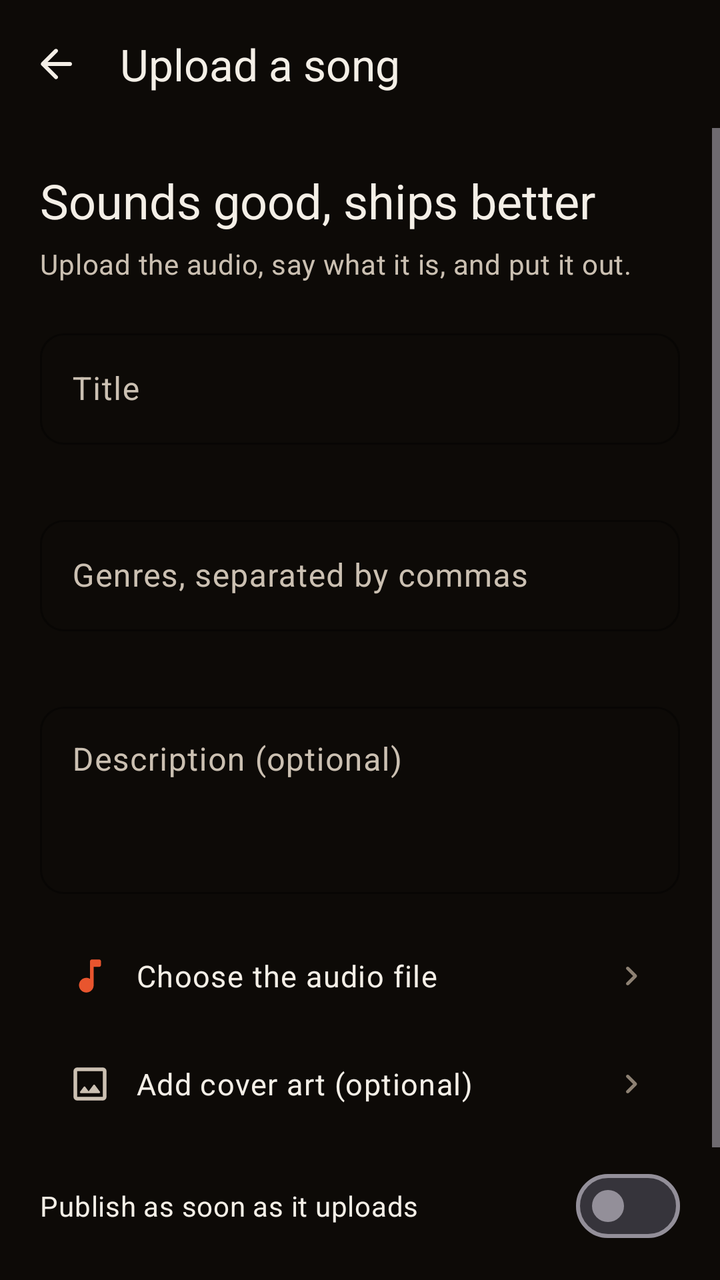
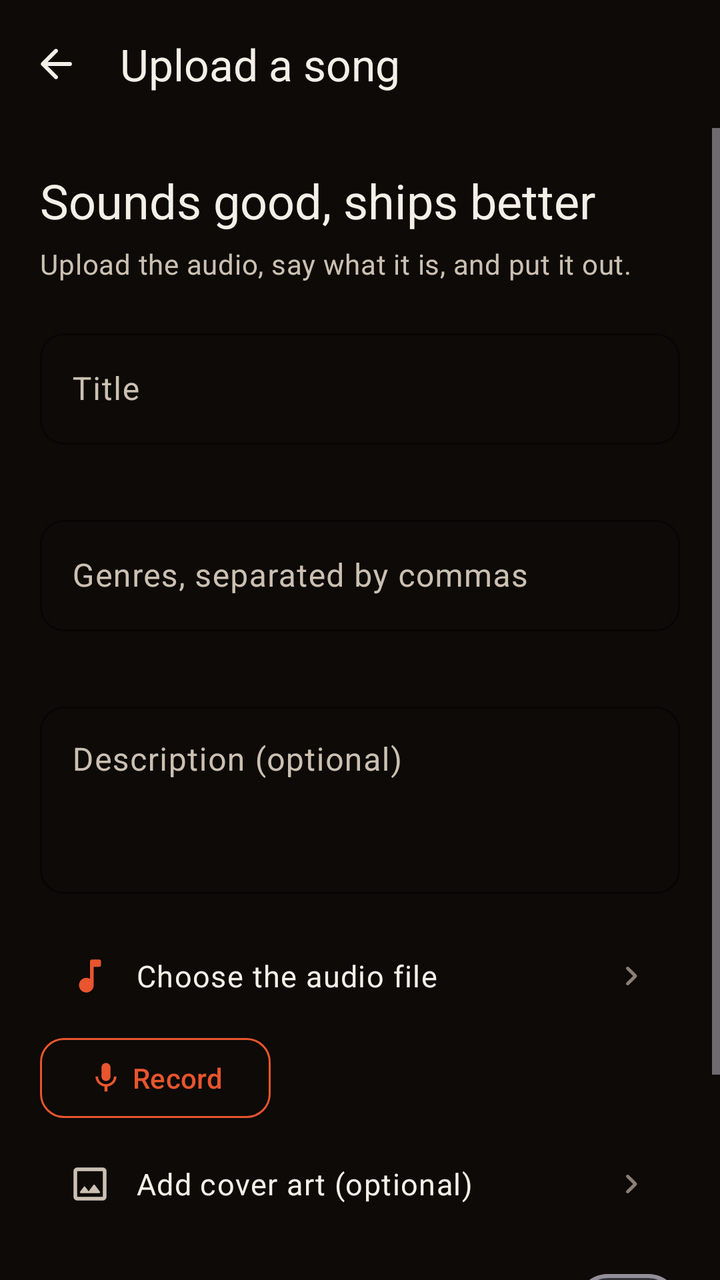

Two renders of the same Android screen: before a commit and after it. Below are the layout's source before the change and the commit's diff.
<!-- AndroidManifest.xml: activity theme Theme.Oru -->
<!-- res/layout/activity_upload.xml -->
<?xml version="1.0" encoding="utf-8"?>
<androidx.coordinatorlayout.widget.CoordinatorLayout
    xmlns:android="http://schemas.android.com/apk/res/android"
    xmlns:app="http://schemas.android.com/apk/res-auto"
    android:layout_width="match_parent"
    android:layout_height="match_parent"
    android:background="@color/paper_deep">

    <com.google.android.material.appbar.AppBarLayout
        android:layout_width="match_parent"
        android:layout_height="wrap_content"
        android:background="@color/paper_deep">

        <com.google.android.material.appbar.MaterialToolbar
            android:id="@+id/toolbar"
            android:layout_width="match_parent"
            android:layout_height="?attr/actionBarSize"
            app:navigationIcon="@drawable/ic_arrow_left"
            app:navigationIconTint="@color/ink"
            app:title="Upload a song"
            app:titleTextColor="@color/ink" />

    </com.google.android.material.appbar.AppBarLayout>

    <ScrollView
        android:layout_width="match_parent"
        android:layout_height="match_parent"
        android:fillViewport="true"
        app:layout_behavior="@string/appbar_scrolling_view_behavior">

        <LinearLayout
            android:layout_width="match_parent"
            android:layout_height="wrap_content"
            android:orientation="vertical"
            android:padding="20dp">

            <TextView
                android:layout_width="match_parent"
                android:layout_height="wrap_content"
                android:text="Sounds good, ships better"
                android:textAppearance="@style/TextAppearance.Oru.Headline"
                android:textColor="@color/ink" />

            <TextView
                android:layout_width="match_parent"
                android:layout_height="wrap_content"
                android:layout_marginTop="6dp"
                android:text="Upload the audio, say what it is, and put it out."
                android:textAppearance="@style/TextAppearance.Oru.BodySoft"
                android:textColor="@color/ink_soft" />

            <com.google.android.material.textfield.TextInputLayout
                android:id="@+id/titleLayout"
                style="@style/Widget.Oru.TextInputLayout"
                android:layout_width="match_parent"
                android:layout_height="wrap_content"
                android:layout_marginTop="20dp"
                android:hint="Title"
                app:errorEnabled="true">

                <com.google.android.material.textfield.TextInputEditText
                    android:id="@+id/titleEditText"
                    android:layout_width="match_parent"
                    android:layout_height="wrap_content"
                    android:inputType="textCapSentences"
                    android:maxLines="1" />

            </com.google.android.material.textfield.TextInputLayout>

            <com.google.android.material.textfield.TextInputLayout
                android:id="@+id/genresLayout"
                style="@style/Widget.Oru.TextInputLayout"
                android:layout_width="match_parent"
                android:layout_height="wrap_content"
                android:layout_marginTop="12dp"
                android:hint="Genres, separated by commas"
                app:errorEnabled="true">

                <com.google.android.material.textfield.TextInputEditText
                    android:id="@+id/genresEditText"
                    android:layout_width="match_parent"
                    android:layout_height="wrap_content"
                    android:inputType="text"
                    android:maxLines="1" />

            </com.google.android.material.textfield.TextInputLayout>

            <com.google.android.material.textfield.TextInputLayout
                android:id="@+id/descriptionLayout"
                style="@style/Widget.Oru.TextInputLayout"
                android:layout_width="match_parent"
                android:layout_height="wrap_content"
                android:layout_marginTop="12dp"
                android:hint="Description (optional)">

                <com.google.android.material.textfield.TextInputEditText
                    android:id="@+id/descriptionEditText"
                    android:layout_width="match_parent"
                    android:layout_height="wrap_content"
                    android:gravity="top"
                    android:inputType="textCapSentences|textMultiLine"
                    android:minLines="3" />

            </com.google.android.material.textfield.TextInputLayout>

            <LinearLayout
                android:id="@+id/audioButton"
                android:layout_width="match_parent"
                android:layout_height="wrap_content"
                android:layout_marginTop="16dp"
                android:background="?attr/selectableItemBackground"
                android:gravity="center_vertical"
                android:orientation="horizontal"
                android:padding="14dp">

                <ImageView
                    android:layout_width="22dp"
                    android:layout_height="22dp"
                    android:contentDescription="@null"
                    android:src="@drawable/ic_music"
                    android:tint="@color/flame" />

                <TextView
                    android:id="@+id/audioText"
                    android:layout_width="0dp"
                    android:layout_height="wrap_content"
                    android:layout_marginStart="12dp"
                    android:layout_weight="1"
                    android:ellipsize="middle"
                    android:maxLines="1"
                    android:text="Choose the audio file"
                    android:textAppearance="@style/TextAppearance.Oru.Body"
                    android:textColor="@color/ink" />

                <ImageView
                    android:layout_width="20dp"
                    android:layout_height="20dp"
                    android:contentDescription="@null"
                    android:src="@drawable/ic_chevron_right"
                    android:tint="@color/ink_faint" />

            </LinearLayout>

            <LinearLayout
                android:id="@+id/coverButton"
                android:layout_width="match_parent"
                android:layout_height="wrap_content"
                android:layout_marginTop="4dp"
                android:background="?attr/selectableItemBackground"
                android:gravity="center_vertical"
                android:orientation="horizontal"
                android:padding="14dp">

                <ImageView
                    android:layout_width="22dp"
                    android:layout_height="22dp"
                    android:contentDescription="@null"
                    android:src="@drawable/ic_image"
                    android:tint="@color/ink_soft" />

                <TextView
                    android:id="@+id/coverText"
                    android:layout_width="0dp"
                    android:layout_height="wrap_content"
                    android:layout_marginStart="12dp"
                    android:layout_weight="1"
                    android:ellipsize="middle"
                    android:maxLines="1"
                    android:text="Add cover art (optional)"
                    android:textAppearance="@style/TextAppearance.Oru.Body"
                    android:textColor="@color/ink" />

                <ImageView
                    android:layout_width="20dp"
                    android:layout_height="20dp"
                    android:contentDescription="@null"
                    android:src="@drawable/ic_chevron_right"
                    android:tint="@color/ink_faint" />

            </LinearLayout>

            <com.google.android.material.materialswitch.MaterialSwitch
                android:id="@+id/publishSwitch"
                android:layout_width="match_parent"
                android:layout_height="wrap_content"
                android:layout_marginTop="12dp"
                android:text="Publish as soon as it uploads"
                android:textColor="@color/ink" />

            <TextView
                android:id="@+id/statusText"
                android:layout_width="match_parent"
                android:layout_height="wrap_content"
                android:layout_marginTop="12dp"
                android:textAppearance="@style/TextAppearance.Oru.BodySoft"
                android:textColor="@color/flame"
                android:visibility="gone" />

            <com.google.android.material.button.MaterialButton
                android:id="@+id/submitButton"
                style="@style/Widget.Oru.Button"
                android:layout_width="match_parent"
                android:layout_height="wrap_content"
                android:layout_marginTop="20dp"
                android:text="Upload" />

            <ProgressBar
                android:id="@+id/progressBar"
                android:layout_width="wrap_content"
                android:layout_height="wrap_content"
                android:layout_gravity="center_horizontal"
                android:layout_marginTop="12dp"
                android:indeterminateTint="@color/flame"
                android:visibility="gone" />

        </LinearLayout>

    </ScrollView>

</androidx.coordinatorlayout.widget.CoordinatorLayout>
<!-- resources referenced by this layout -->
<resources>
  <color name="flame">#E8552E</color>
  <color name="ink">#F4EFE7</color>
  <color name="ink_faint">#8D8173</color>
  <color name="ink_soft">#CBC0B2</color>
  <color name="paper_deep">#0D0A07</color>
  <style name="TextAppearance.Oru.Body" parent="TextAppearance.Material3.BodyLarge">
          <item name="android:textSize">15sp</item>
          <item name="android:textColor">@color/ink</item>
      </style>
  <style name="TextAppearance.Oru.BodySoft" parent="TextAppearance.Material3.BodyMedium">
          <item name="android:textSize">14sp</item>
          <item name="android:textColor">@color/ink_soft</item>
      </style>
  <style name="TextAppearance.Oru.Headline" parent="TextAppearance.Material3.HeadlineMedium">
          <item name="android:textSize">24sp</item>
          <item name="android:textColor">@color/ink</item>
      </style>
  <style name="Widget.Oru.Button" parent="Widget.Material3.Button">
          <item name="backgroundTint">@color/flame</item>
          <item name="android:textColor">@color/night</item>
          <item name="android:textAllCaps">false</item>
          <item name="cornerRadius">12dp</item>
      </style>
  <style name="Widget.Oru.TextInputLayout" parent="Widget.Material3.TextInputLayout.OutlinedBox">
          <item name="boxStrokeColor">@color/flame</item>
          <item name="hintTextColor">@color/ink_soft</item>
          <item name="boxCornerRadiusTopStart">12dp</item>
          <item name="boxCornerRadiusTopEnd">12dp</item>
          <item name="boxCornerRadiusBottomStart">12dp</item>
          <item name="boxCornerRadiusBottomEnd">12dp</item>
      </style>
  <color name="night">#0D0A07</color>
  <color name="paper">#17120E</color>
  <color name="card">#211A14</color>
  <color name="card_hi">#2C231B</color>
  <color name="flame_ink">#FF6A44</color>
  <color name="flame_soft">#29140E</color>
  <!-- unchanged entries left out for length: 5 -->
</resources>

<!-- the commit's change to res/layout/activity_upload.xml (unified diff, before → after) -->
@@ -142,6 +142,35 @@
             </LinearLayout>
 
             <LinearLayout
+                android:layout_width="match_parent"
+                android:layout_height="wrap_content"
+                android:layout_marginTop="2dp"
+                android:gravity="center_vertical"
+                android:orientation="horizontal">
+
+                <com.google.android.material.button.MaterialButton
+                    android:id="@+id/recordButton"
+                    style="@style/Widget.Oru.Button.Outlined"
+                    android:layout_width="wrap_content"
+                    android:layout_height="wrap_content"
+                    android:text="Record"
+                    app:icon="@drawable/ic_mic"
+                    app:iconGravity="textStart" />
+
+                <com.google.android.material.button.MaterialButton
+                    android:id="@+id/editAudioButton"
+                    style="@style/Widget.Oru.Button.Text"
+                    android:layout_width="wrap_content"
+                    android:layout_height="wrap_content"
+                    android:layout_marginStart="8dp"
+                    android:text="Edit clip"
+                    android:visibility="gone"
+                    app:icon="@drawable/ic_edit"
+                    app:iconGravity="textStart" />
+
+            </LinearLayout>
+
+            <LinearLayout
                 android:id="@+id/coverButton"
                 android:layout_width="match_parent"
                 android:layout_height="wrap_content"
<!-- resource entries referenced after the edit -->
@@ -5,6 +5,26 @@
   <color name="ink_faint">#8D8173</color>
   <color name="ink_soft">#CBC0B2</color>
   <color name="paper_deep">#0D0A07</color>
+  <!-- drawable ic_edit (drawable) -->
+  <?xml version="1.0" encoding="utf-8"?>
+  <vector xmlns:android="http://schemas.android.com/apk/res/android"
+      android:width="24dp" android:height="24dp"
+      android:viewportWidth="960" android:viewportHeight="960">
+      <group android:translateY="960">
+          <path
+              android:fillColor="@color/ink_soft"
+              android:pathData="M200-200h57l391-391-57-57-391 391v57Zm-40 80q-17 0-28.5-11.5T120-160v-97q0-16 6-30.5t17-25.5l505-504q12-11 26.5-17t30.5-6q16 0 31 6t26 18l55 56q12 11 17.5 26t5.5 30q0 16-5.5 30.5T817-647L313-143q-11 11-25.5 17t-30.5 6h-97Zm600-584-56-56 56 56Zm-141 85-28-29 57 57-29-28Z" />
+      </group>
+  </vector>
+  <!-- drawable ic_mic (drawable) -->
+  <?xml version="1.0" encoding="utf-8"?>
+  <vector xmlns:android="http://schemas.android.com/apk/res/android"
+      android:width="24dp" android:height="24dp"
+      android:viewportWidth="24" android:viewportHeight="24">
+      <path
+          android:fillColor="@color/ink"
+          android:pathData="M12,14c1.66,0 2.99,-1.34 2.99,-3L15,5c0,-1.66 -1.34,-3 -3,-3S9,3.34 9,5v6c0,1.66 1.34,3 3,3zM17.3,11c0,3 -2.54,5.1 -5.3,5.1S6.7,14 6.7,11L5,11c0,3.41 2.72,6.23 6,6.72L11,21h2v-3.28c3.28,-0.48 6,-3.3 6,-6.72h-1.7z" />
+  </vector>
   <style name="TextAppearance.Oru.Body" parent="TextAppearance.Material3.BodyLarge">
           <item name="android:textSize">15sp</item>
           <item name="android:textColor">@color/ink</item>
@@ -23,6 +43,16 @@
           <item name="android:textAllCaps">false</item>
           <item name="cornerRadius">12dp</item>
       </style>
+  <style name="Widget.Oru.Button.Outlined" parent="Widget.Material3.Button.OutlinedButton">
+          <item name="strokeColor">@color/flame</item>
+          <item name="android:textColor">@color/flame</item>
+          <item name="android:textAllCaps">false</item>
+          <item name="cornerRadius">12dp</item>
+      </style>
+  <style name="Widget.Oru.Button.Text" parent="Widget.Material3.Button.TextButton">
+          <item name="android:textColor">@color/flame</item>
+          <item name="android:textAllCaps">false</item>
+      </style>
   <style name="Widget.Oru.TextInputLayout" parent="Widget.Material3.TextInputLayout.OutlinedBox">
           <item name="boxStrokeColor">@color/flame</item>
           <item name="hintTextColor">@color/ink_soft</item>
